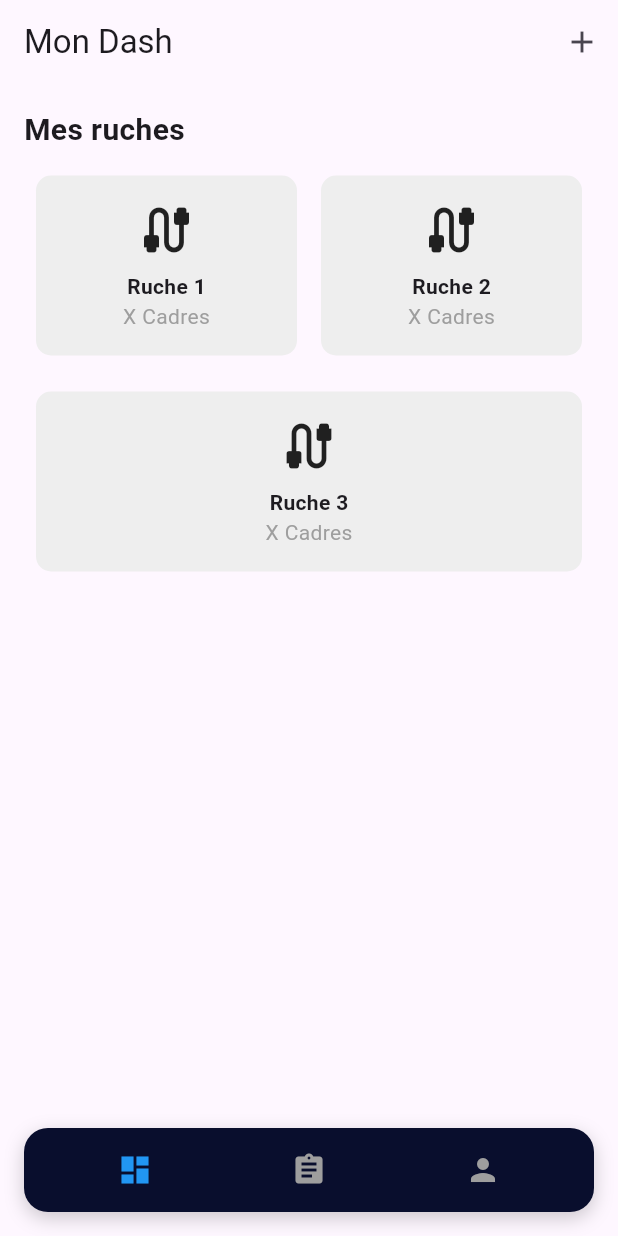
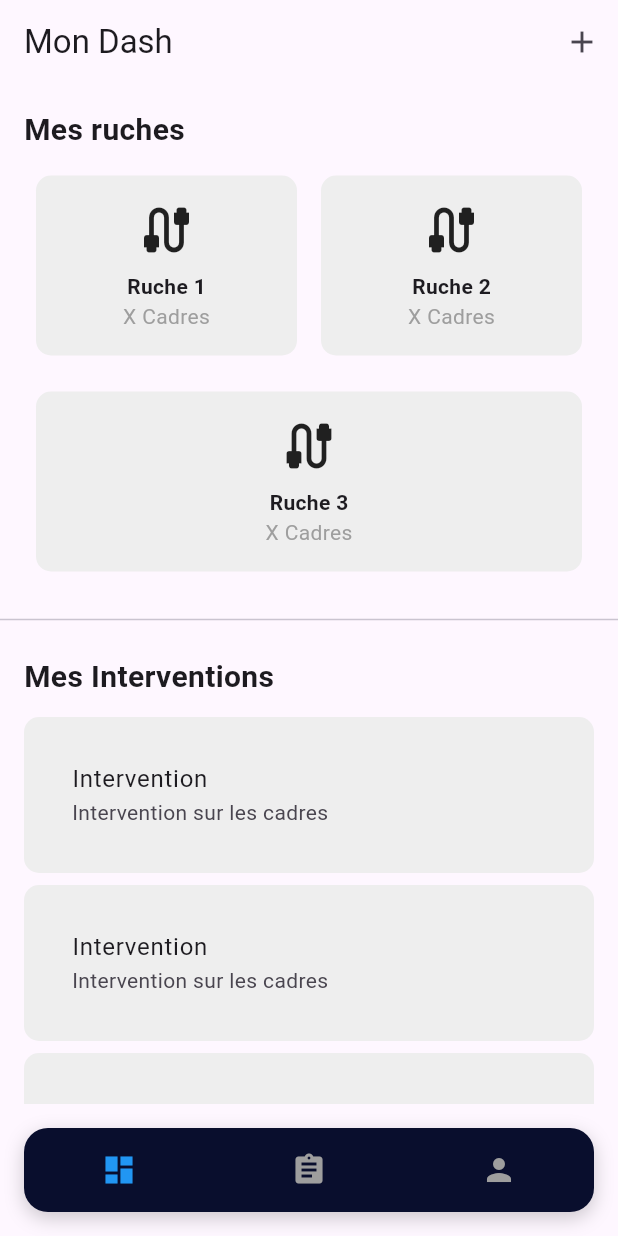
Before and after one commit to KillianGascon/Happy2beesFrontend, a Flutter app: the DashboardPage screen opened directly, on a phone screen of 412 x 824 dp. Run offline on Flutter 3.47's test engine with Material 3 defaults, Android fonts, the phone set to English and light mode, and no system bars.

```diff
--- a/happytobees/lib/pages/AuthPage.dart
+++ b/happytobees/lib/pages/Auth/AuthPage.dart
@@ -1,6 +1,6 @@
 import 'package:flutter/material.dart';
-import '../widgets/auth/LoginWidget.dart';
-import '../widgets/auth/SignupWidget.dart';
+import 'package:happytobees/widgets/Auth/LoginWidget.dart';
+import 'package:happytobees/widgets/Auth/SignupWidget.dart';
 
 class AuthPage extends StatefulWidget {
   @override
--- a/happytobees/lib/pages/Dashboard.dart
+++ b/happytobees/lib/pages/Dashboard.dart
@@ -1,107 +1,5 @@
 import 'package:flutter/material.dart';
 import 'package:happytobees/widgets/General/Navbar.dart';
-
-void main() {
-  runApp(const MyApp());
-}
-
-class MyApp extends StatelessWidget {
-  const MyApp({super.key});
-
-  @override
-  Widget build(BuildContext context) {
-    return MaterialApp(
-      debugShowCheckedModeBanner: false,
-      title: 'Mon Dash',
-      theme: ThemeData(
-        primarySwatch: Colors.blue,
-      ),
-      home: const DashboardPage(),
-    );
-  }
-}
-
-class DashboardPage extends StatelessWidget {
-  const DashboardPage({super.key});
-
-  @override
-  Widget build(BuildContext context) {
-    return Scaffold(
-      appBar: AppBar(
-        automaticallyImplyLeading: false, // Supprime la flèche de retour
-        title: const Text('Mon Dash'),
-        actions: [
-          IconButton(
-            icon: const Icon(Icons.add),
-            onPressed: () {},
-          ),
-        ],
-      ),
-      body: Column(
-        children: [
-          // Section "Mes ruches"
-          Padding(
-            padding: const EdgeInsets.all(16.0),
-            child: Column(
-              crossAxisAlignment: CrossAxisAlignment.start,
-              children: [
-                const Text(
-                  'Mes ruches',
-                  style: TextStyle(fontSize: 20, fontWeight: FontWeight.bold),
-                ),
-                const SizedBox(height: 8),
-                Row(
-                  mainAxisAlignment: MainAxisAlignment.spaceBetween,
-                  children: [
-                    DashboardCard(title: 'Ruche 1', subtitle: 'X Cadres'),
-                    DashboardCard(title: 'Ruche 2', subtitle: 'X Cadres'),
-                  ],
-                ),
-                const SizedBox(height: 8),
-                Row(
-                  children: [
-                    DashboardCard(title: 'Ruche 3', subtitle: 'X Cadres'),
-                  ],
-                ),
-              ],
-            ),
-          ),
-        //   const Divider(),
-        //   // Section "Mes interventions"
-        //   Padding(
-        //     padding: const EdgeInsets.all(16.0),
-        //     child: Column(
-        //       crossAxisAlignment: CrossAxisAlignment.start,
-        //       children: [
-        //         const Text(
-        //           'Mes Interventions',
-        //           style: TextStyle(fontSize: 20, fontWeight: FontWeight.bold),
-        //         ),
-        //         const SizedBox(height: 8),
-        //         Column(
-        //           children: List.generate(
-        //             4,
-        //                 (index) => const DashboardListTile(
-        //               title: 'Intervention',
-        //               subtitle: 'Intervention sur les cadres',
-        //             ),
-        //           ),
-        //         ),
-        //       ],
-        //     ),
-        //   ),
-        ],
-      ),
-      bottomNavigationBar: CustomNavBar(
-        currentIndex: 0, // Indique l'onglet actuellement sélectionné
-        onTap: (index) {
-          // Logique de navigation entre les onglets
-          print('Onglet sélectionné : $index');
-        },
-      ),
-    );
-  }
-}
 
 class DashboardCard extends StatelessWidget {
   final String title;
@@ -158,3 +56,88 @@ class DashboardListTile extends StatelessWidget {
     );
   }
 }
+
+
+class DashboardPage extends StatelessWidget {
+  const DashboardPage({super.key});
+
+  @override
+  Widget build(BuildContext context) {
+    return Scaffold(
+      appBar: AppBar(
+        automaticallyImplyLeading: false, // Supprime la flèche de retour
+        title: const Text('Mon Dash'),
+        actions: [
+          IconButton(
+            icon: const Icon(Icons.add),
+            onPressed: () {},
+          ),
+        ],
+      ),
+      body: SingleChildScrollView(
+        child: Column(
+          children: [
+            // Section "Mes ruches"
+            Padding(
+              padding: const EdgeInsets.all(16.0),
+              child: Column(
+                crossAxisAlignment: CrossAxisAlignment.start,
+                children: [
+                  const Text(
+                    'Mes ruches',
+                    style: TextStyle(fontSize: 20, fontWeight: FontWeight.bold),
+                  ),
+                  const SizedBox(height: 8),
+                  Row(
+                    mainAxisAlignment: MainAxisAlignment.spaceBetween,
+                    children: [
+                      DashboardCard(title: 'Ruche 1', subtitle: 'X Cadres'),
+                      DashboardCard(title: 'Ruche 2', subtitle: 'X Cadres'),
+                    ],
+                  ),
+                  const SizedBox(height: 8),
+                  Row(
+                    children: [
+                      DashboardCard(title: 'Ruche 3', subtitle: 'X Cadres'),
+                    ],
+                  ),
+                ],
+              ),
+            ),
+            const Divider(),
+            // Section "Mes interventions"
+            Padding(
+              padding: const EdgeInsets.all(16.0),
+              child: Column(
+                crossAxisAlignment: CrossAxisAlignment.start,
+                children: [
+                  const Text(
+                    'Mes Interventions',
+                    style: TextStyle(fontSize: 20, fontWeight: FontWeight.bold),
+                  ),
+                  const SizedBox(height: 8),
+                  Column(
+                    children: List.generate(
+                      4,
+                          (index) => const DashboardListTile(
+                        title: 'Intervention',
+                        subtitle: 'Intervention sur les cadres',
+                      ),
+                    ),
+                  ),
+                ],
+              ),
+            ),
+          ],
+        ),
+      ),
+      bottomNavigationBar: CustomNavBar(
+        currentIndex: 0, // Indique l'onglet actuellement sélectionné
+        onTap: (index) {
+          // Logique de navigation entre les onglets
+          print('Onglet sélectionné : $index');
+        },
+      ),
+    );
+  }
+}
--- a/happytobees/lib/pages/HomePage.dart
+++ b/happytobees/lib/pages/HomePage.dart
@@ -1,6 +1,5 @@
 import 'package:flutter/material.dart';
-
-import 'AuthPage.dart';
+import 'package:happytobees/pages/Auth/AuthPage.dart';
 
 
 class HomePage extends StatelessWidget {
--- a/happytobees/lib/widgets/Auth/LoginWidget.dart
+++ b/happytobees/lib/widgets/Auth/LoginWidget.dart
@@ -1,6 +1,5 @@
 import 'package:flutter/material.dart';
-
-import '../../pages/Dashboard.dart';
+import 'package:happytobees/pages/Dashboard.dart';
 
 class LoginWidget extends StatefulWidget {
   final PageController pageController;
--- a/happytobees/lib/widgets/Auth/SignupWidget.dart
+++ b/happytobees/lib/widgets/Auth/SignupWidget.dart
@@ -1,6 +1,6 @@
 import 'package:flutter/material.dart';
 import 'package:flutter/gestures.dart';
-import '../../pages/TermsAndConditionsPage.dart';
+import 'package:happytobees/pages/Auth/TermsAndConditionsPage.dart';
 
 class SignUpWidget extends StatefulWidget {
   final PageController pageController;
--- a/happytobees/lib/widgets/General/Navbar.dart
+++ b/happytobees/lib/widgets/General/Navbar.dart
@@ -1,4 +1,7 @@
 import 'package:flutter/material.dart';
+import 'package:happytobees/pages/Profile/ProfilePage.dart';
+import 'package:happytobees/pages/HomePage.dart';
+import 'package:happytobees/pages/Dashboard.dart';
 
 class CustomNavBar extends StatelessWidget {
   final int currentIndex;
@@ -28,46 +31,68 @@ class CustomNavBar extends StatelessWidget {
             ),
           ],
         ),
-        child: BottomAppBar(
-          color: Colors.transparent,
-          elevation: 0,
         child: Row(
-            mainAxisAlignment: MainAxisAlignment.spaceAround,
           children: [
-              Center(
-                child: IconButton(
-                  padding: EdgeInsets.zero, // Supprime le padding interne
-                  icon: Icon(
+            Expanded(
+              child: GestureDetector(
+                onTap: () {
+                  Navigator.pushReplacement(
+                    context,
+                    MaterialPageRoute(builder: (context) => HomePage()),
+                  );
+                },
+                child: Container(
+                  color: Colors.transparent, // Zone cliquable transparente
+                  child: Center(
+                    child: Icon(
                       Icons.dashboard,
                       color: currentIndex == 0 ? Colors.blue : Colors.grey,
                     ),
-                  onPressed: () => onTap(0),
                   ),
                 ),
-              Center(
-                child: IconButton(
-                  padding: EdgeInsets.zero, // Supprime le padding interne
-                  icon: Icon(
+              ),
+            ),
+            Expanded(
+              child: GestureDetector(
+                onTap: () {
+                  Navigator.pushReplacement(
+                    context,
+                    MaterialPageRoute(builder: (context) => const DashboardPage()),
+                  );
+                },
+                child: Container(
+                  color: Colors.transparent, // Zone cliquable transparente
+                  child: Center(
+                    child: Icon(
                       Icons.assignment,
                       color: currentIndex == 1 ? Colors.blue : Colors.grey,
                     ),
-                  onPressed: () => onTap(1),
                   ),
                 ),
-              Center(
-                child: IconButton(
-                  padding: EdgeInsets.zero, // Supprime le padding interne
-                  icon: Icon(
+              ),
+            ),
+            Expanded(
+              child: GestureDetector(
+                onTap: () {
+                  Navigator.pushReplacement(
+                    context,
+                    MaterialPageRoute(builder: (context) => const ProfilePage()),
+                  );
+                },
+                child: Container(
+                  color: Colors.transparent, // Zone cliquable transparente
+                  child: Center(
+                    child: Icon(
                       Icons.person,
                       color: currentIndex == 2 ? Colors.blue : Colors.grey,
                     ),
-                  onPressed: () => onTap(2),
+                  ),
+                ),
               ),
             ),
           ],
         ),
       ),
-      ),
     );
   }
 }
```
Also changed, not shown: happytobees/lib/pages/Profile/ProfilePage.dart (added, +132 -0 lines), happytobees/lib/pages/Auth/TermsAndConditionsPage.dart (renamed from happytobees/lib/pages/TermsAndConditionsPage.dart), happytobees/lib/pages/Profile/ProfileModificationPage.dart (added). Lines whose indentation alone changed are shown as unchanged.
